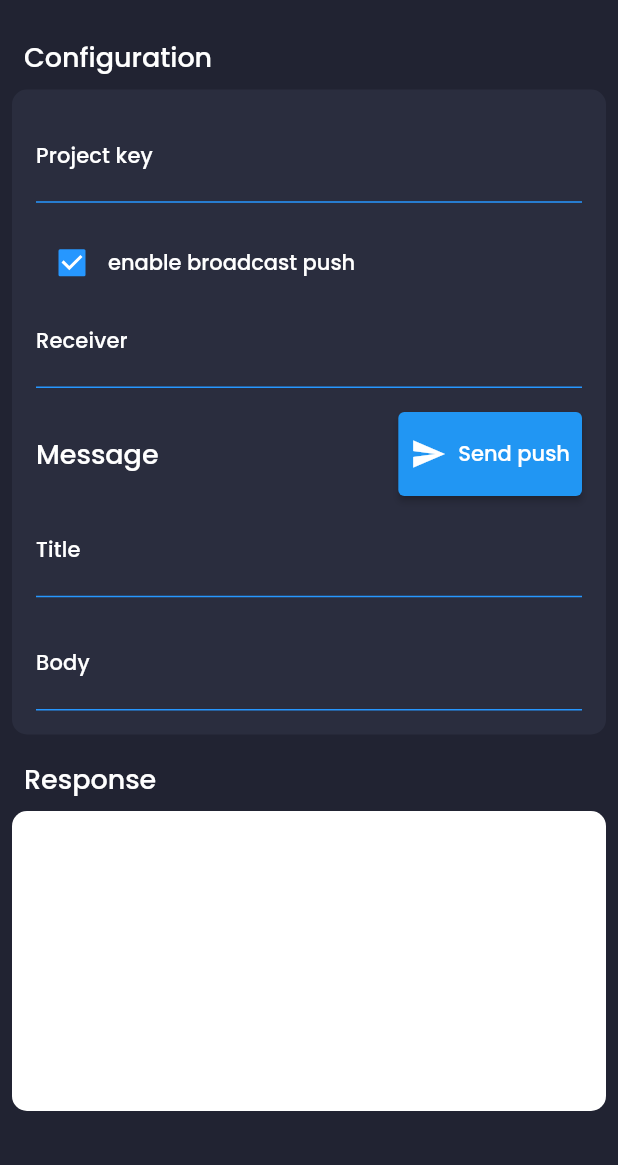
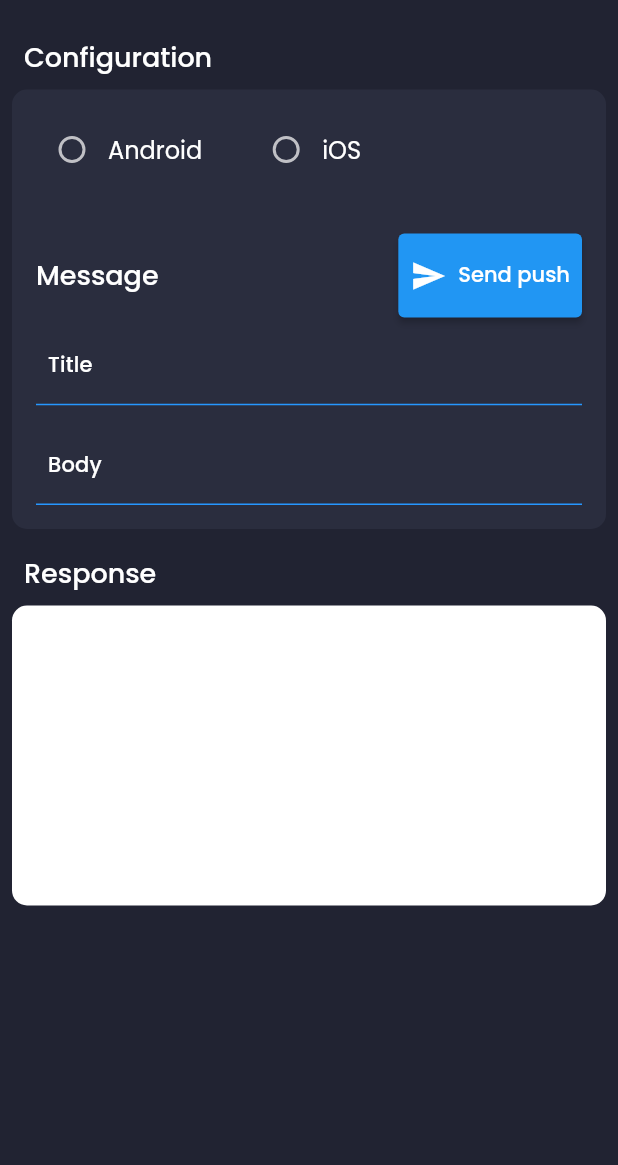
Before and after one commit to RuiMiguel/notification_pusher, a Flutter app: the screen it shows after launch, in the side drawer, after a tap on "Send push", on a phone screen of 412 x 824 dp, the part 71-1236 px from its top. Run offline on Flutter 3.47's test engine with Material 2 defaults, Android fonts, the phone set to English and light mode, and no system bars; our stand-ins replace bloc, equatable, flutter_bloc, google_fonts.

Commit message:
New: device bloc to select device os for receive messages

```diff
--- /dev/null
+++ b/lib/bloc/device/device_bloc.dart
@@ -0,0 +1,22 @@
+import 'dart:async';
+
+import 'package:bloc/bloc.dart';
+import 'package:equatable/equatable.dart';
+
+part 'device_event.dart';
+part 'device_state.dart';
+
+class DeviceBloc extends Bloc<DeviceEvent, DeviceState> {
+  DeviceBloc() : super(Uninitialized());
+
+  @override
+  Stream<DeviceState> mapEventToState(
+    DeviceEvent event,
+  ) async* {
+    if (event is SelectAndroid) {
+      yield Android();
+    } else if (event is SelectIOS) {
+      yield IOS();
+    }
+  }
+}
--- /dev/null
+++ b/lib/bloc/device/device_event.dart
@@ -0,0 +1,12 @@
+part of 'device_bloc.dart';
+
+abstract class DeviceEvent extends Equatable {
+  const DeviceEvent();
+
+  @override
+  List<Object> get props => [];
+}
+
+class SelectAndroid extends DeviceEvent {}
+
+class SelectIOS extends DeviceEvent {}
--- /dev/null
+++ b/lib/bloc/device/device_state.dart
@@ -0,0 +1,14 @@
+part of 'device_bloc.dart';
+
+abstract class DeviceState extends Equatable {
+  const DeviceState();
+
+  @override
+  List<Object> get props => [];
+}
+
+class Uninitialized extends DeviceState {}
+
+class Android extends DeviceState {}
+
+class IOS extends DeviceState {}
--- a/lib/dependency_injection.dart
+++ b/lib/dependency_injection.dart
@@ -1,17 +1,17 @@
 import 'package:flutter/material.dart';
 import 'package:flutter_bloc/flutter_bloc.dart';
 import 'package:provider/provider.dart';
+import 'package:pusher/bloc/device/device_bloc.dart';
 
 MultiProvider buildDependencyInjection({
   required Widget widget,
 }) {
-  return _buildDataInjection(
-    widget: _buildBlocInjection(
-      widget: widget,
-    ),
+  return _buildBlocInjection(
+    widget: widget,
   );
 }
 
+/*
 MultiRepositoryProvider _buildDataInjection({
   required Widget widget,
 }) {
@@ -20,12 +20,17 @@ MultiRepositoryProvider _buildDataInjection({
     child: widget,
   );
 }
+*/
 
 MultiBlocProvider _buildBlocInjection({
   required Widget widget,
 }) {
   return MultiBlocProvider(
-    providers: [],
+    providers: [
+      BlocProvider(
+        create: (context) => DeviceBloc(),
+      ),
+    ],
     child: widget,
   );
 }
--- a/lib/pusher_app.dart
+++ b/lib/pusher_app.dart
@@ -1,4 +1,5 @@
 import 'package:flutter/material.dart';
+import 'package:pusher/dependency_injection.dart';
 import 'package:pusher/styles/themes.dart';
 import 'package:pusher/ui/main/main_screen.dart';
 
@@ -7,11 +8,13 @@ class PusherApp extends StatelessWidget {
 
   @override
   Widget build(BuildContext context) {
-    return MaterialApp(
-      debugShowCheckedModeBanner: false,
-      title: "Flutter Desktop app",
-      theme: appThemeData(context),
-      home: MainScreen(),
+    return buildDependencyInjection(
+      widget: MaterialApp(
+        debugShowCheckedModeBanner: false,
+        title: "Flutter Desktop app",
+        theme: appThemeData(context),
+        home: const MainScreen(),
+      ),
     );
   }
 }
--- /dev/null
+++ b/lib/ui/dashboard/configuration/android_configuration_view copy.dart
@@ -0,0 +1,44 @@
+import 'package:flutter/material.dart';
+import 'package:pusher/styles/colors.dart';
+import 'package:pusher/ui/dashboard/input_field.dart';
+
+class AndroidConfigurationView extends StatelessWidget {
+  const AndroidConfigurationView({Key? key}) : super(key: key);
+
+  @override
+  Widget build(BuildContext context) {
+    return Column(
+      children: [
+        InputField(
+          hintText: "get your project key at Firebase Console",
+          labelText: "Project key",
+          onSubmit: (value) {},
+        ),
+        const SizedBox(
+          height: 16,
+        ),
+        Row(
+          children: [
+            Checkbox(
+              value: true,
+              activeColor: primaryColor,
+              onChanged: (changed) {},
+            ),
+            const Text(
+              "enable broadcast push",
+              style: TextStyle(
+                fontSize: 14,
+                fontWeight: FontWeight.w500,
+              ),
+            ),
+          ],
+        ),
+        InputField(
+          hintText: "set device token",
+          labelText: "Receiver",
+          onSubmit: (value) {},
+        ),
+      ],
+    );
+  }
+}
--- /dev/null
+++ b/lib/ui/dashboard/configuration/configuration_view.dart
@@ -0,0 +1,59 @@
+import 'package:flutter/material.dart';
+import 'package:pusher/styles/colors.dart';
+import 'package:pusher/ui/dashboard/configuration/device_selection_view.dart';
+import 'package:pusher/ui/dashboard/configuration/message_view.dart';
+import 'package:pusher/ui/dashboard/input_field.dart';
+
+class ConfigurationView extends StatelessWidget {
+  const ConfigurationView({
+    Key? key,
+  }) : super(key: key);
+
+  @override
+  Widget build(BuildContext context) {
+    return Column(
+      children: [
+        Row(
+          children: [
+            const Padding(
+              padding: EdgeInsets.all(8.0),
+              child: Text(
+                "Configuration",
+                style: TextStyle(
+                  fontSize: 18,
+                  fontWeight: FontWeight.w500,
+                ),
+              ),
+            ),
+          ],
+        ),
+        Row(
+          children: [
+            Expanded(
+              flex: 3,
+              child: Container(
+                padding: const EdgeInsets.all(16.0),
+                width: double.infinity,
+                decoration: const BoxDecoration(
+                  color: secondaryColor,
+                  borderRadius: BorderRadius.all(
+                    Radius.circular(10),
+                  ),
+                ),
+                child: Column(
+                  children: [
+                    DeviceSelectionView(),
+                    const SizedBox(
+                      height: 16,
+                    ),
+                    const MessageView(),
+                  ],
+                ),
+              ),
+            ),
+          ],
+        ),
+      ],
+    );
+  }
+}
--- /dev/null
+++ b/lib/ui/dashboard/configuration/device_selection_view.dart
@@ -0,0 +1,67 @@
+import 'package:flutter/material.dart';
+import 'package:flutter_bloc/flutter_bloc.dart';
+import 'package:pusher/bloc/device/device_bloc.dart';
+import 'package:pusher/styles/colors.dart';
+import 'package:pusher/ui/dashboard/configuration/android_configuration_view%20copy.dart';
+import 'package:pusher/ui/dashboard/configuration/ios_configuration_view.dart';
+
+enum DeviceOs { android, ios }
+
+class DeviceSelectionView extends StatelessWidget {
+  DeviceSelectionView({Key? key}) : super(key: key);
+
+  late DeviceBloc deviceBloc;
+  DeviceOs? _deviceOs;
+
+  @override
+  Widget build(BuildContext context) {
+    deviceBloc = BlocProvider.of<DeviceBloc>(context);
+
+    return BlocBuilder<DeviceBloc, DeviceState>(builder: (context, state) {
+      if (state is Android) _deviceOs = DeviceOs.android;
+      if (state is IOS) _deviceOs = DeviceOs.ios;
+
+      return Column(
+        children: [
+          Row(
+            mainAxisAlignment: MainAxisAlignment.start,
+            children: [
+              Radio(
+                value: DeviceOs.android,
+                groupValue: _deviceOs,
+                activeColor: primaryColor,
+                onChanged: (_) {
+                  deviceBloc.add(SelectAndroid());
+                },
+              ),
+              const Text(
+                'Android',
+                style: TextStyle(fontSize: 16.0),
+              ),
+              const SizedBox(
+                width: 32,
+              ),
+              Radio(
+                value: DeviceOs.ios,
+                groupValue: _deviceOs,
+                activeColor: primaryColor,
+                onChanged: (_) {
+                  deviceBloc.add(SelectIOS());
+                },
+              ),
+              const Text(
+                'iOS',
+                style: TextStyle(fontSize: 16.0),
+              ),
+            ],
+          ),
+          const SizedBox(
+            height: 16,
+          ),
+          if (state is Android) const AndroidConfigurationView(),
+          if (state is IOS) const IOSConfigurationView(),
+        ],
+      );
+    });
+  }
+}
--- /dev/null
+++ b/lib/ui/dashboard/configuration/ios_configuration_view.dart
@@ -0,0 +1,44 @@
+import 'package:flutter/material.dart';
+import 'package:pusher/styles/colors.dart';
+import 'package:pusher/ui/dashboard/input_field.dart';
+
+class IOSConfigurationView extends StatelessWidget {
+  const IOSConfigurationView({Key? key}) : super(key: key);
+
+  @override
+  Widget build(BuildContext context) {
+    return Column(
+      children: [
+        InputField(
+          hintText: "get your project key at Firebase Console",
+          labelText: "Project key",
+          onSubmit: (value) {},
+        ),
+        const SizedBox(
+          height: 16,
+        ),
+        Row(
+          children: [
+            Checkbox(
+              value: true,
+              activeColor: primaryColor,
+              onChanged: (changed) {},
+            ),
+            const Text(
+              "enable broadcast push",
+              style: TextStyle(
+                fontSize: 14,
+                fontWeight: FontWeight.w500,
+              ),
+            ),
+          ],
+        ),
+        InputField(
+          hintText: "set iOS device token",
+          labelText: "Receiver",
+          onSubmit: (value) {},
+        ),
+      ],
+    );
+  }
+}
--- /dev/null
+++ b/lib/ui/dashboard/configuration/message_view.dart
@@ -0,0 +1,51 @@
+import 'package:flutter/material.dart';
+import 'package:pusher/ui/dashboard/input_field.dart';
+
+class MessageView extends StatelessWidget {
+  const MessageView({Key? key}) : super(key: key);
+
+  @override
+  Widget build(BuildContext context) {
+    return Column(
+      children: [
+        Row(
+          mainAxisAlignment: MainAxisAlignment.spaceBetween,
+          children: [
+            const Text(
+              "Message",
+              style: TextStyle(
+                fontSize: 18,
+                fontWeight: FontWeight.w500,
+              ),
+            ),
+            ElevatedButton.icon(
+              onPressed: () {},
+              style: TextButton.styleFrom(
+                padding:
+                    const EdgeInsets.symmetric(horizontal: 8.0, vertical: 16.0),
+              ),
+              icon: const Icon(Icons.send),
+              label: const Text("Send push"),
+            ),
+          ],
+        ),
+        const SizedBox(
+          height: 8,
+        ),
+        InputField(
+          hintText: "title of the notification",
+          labelText: "Title",
+          onSubmit: (value) {},
+        ),
+        const SizedBox(
+          height: 16,
+        ),
+        InputField(
+          hintText: "body of the notification",
+          labelText: "Body",
+          onSubmit: (value) {},
+        ),
+      ],
+    );
+  }
+}
--- a/lib/ui/dashboard/configuration_view.dart
+++ /dev/null
@@ -1,121 +0,0 @@
-import 'package:flutter/material.dart';
-import 'package:pusher/styles/colors.dart';
-import 'package:pusher/ui/dashboard/input_field.dart';
-
-class ConfigurationView extends StatelessWidget {
-  const ConfigurationView({
-    Key? key,
-  }) : super(key: key);
-
-  @override
-  Widget build(BuildContext context) {
-    return Column(
-      children: [
-        Row(
-          children: [
-            const Padding(
-              padding: EdgeInsets.all(8.0),
-              child: Text(
-                "Configuration",
-                style: TextStyle(
-                  fontSize: 18,
-                  fontWeight: FontWeight.w500,
-                ),
-              ),
-            ),
-          ],
-        ),
-        Row(
-          children: [
-            Expanded(
-              flex: 3,
-              child: Container(
-                padding: const EdgeInsets.all(16.0),
-                width: double.infinity,
-                decoration: const BoxDecoration(
-                  color: secondaryColor,
-                  borderRadius: BorderRadius.all(
-                    Radius.circular(10),
-                  ),
-                ),
-                child: Column(
-                  children: [
-                    InputField(
-                      hintText: "hint",
-                      labelText: "Project key",
-                      onSubmit: (value) {},
-                    ),
-                    const SizedBox(
-                      height: 16,
-                    ),
-                    Row(
-                      children: [
-                        Checkbox(
-                          value: true,
-                          activeColor: primaryColor,
-                          onChanged: (changed) {},
-                        ),
-                        const Text(
-                          "enable broadcast push",
-                          style: TextStyle(
-                            fontSize: 14,
-                            fontWeight: FontWeight.w500,
-                          ),
-                        ),
-                      ],
-                    ),
-                    InputField(
-                      hintText: "device token",
-                      labelText: "Receiver",
-                      onSubmit: (value) {},
-                    ),
-                    const SizedBox(
-                      height: 16,
-                    ),
-                    Row(
-                      mainAxisAlignment: MainAxisAlignment.spaceBetween,
-                      children: [
-                        const Text(
-                          "Message",
-                          style: TextStyle(
-                            fontSize: 18,
-                            fontWeight: FontWeight.w500,
-                          ),
-                        ),
-                        ElevatedButton.icon(
-                          onPressed: () {},
-                          style: TextButton.styleFrom(
-                            padding: const EdgeInsets.symmetric(
-                                horizontal: 8.0, vertical: 16.0),
-                          ),
-                          icon: const Icon(Icons.send),
-                          label: const Text("Send push"),
-                        ),
-                      ],
-                    ),
-                    const SizedBox(
-                      height: 8,
-                    ),
-                    InputField(
-                      hintText: "title of the notification",
-                      labelText: "Title",
-                      onSubmit: (value) {},
-                    ),
-                    const SizedBox(
-                      height: 16,
-                    ),
-                    InputField(
-                      hintText: "body of the notification",
-                      labelText: "Body",
-                      onSubmit: (value) {},
-                    ),
-                  ],
-                ),
-              ),
-            ),
-          ],
-        ),
-      ],
-    );
-  }
-}
--- a/lib/ui/dashboard/dashboard_screen.dart
+++ b/lib/ui/dashboard/dashboard_screen.dart
@@ -1,5 +1,5 @@
 import 'package:flutter/material.dart';
-import 'package:pusher/ui/dashboard/configuration_view.dart';
+import 'package:pusher/ui/dashboard/configuration/configuration_view.dart';
 import 'package:pusher/ui/dashboard/header.dart';
 import 'package:pusher/ui/dashboard/response_view.dart';
 import 'package:pusher/ui/menu/side_menu.dart';
@@ -10,7 +10,7 @@ class DashboardScreen extends StatelessWidget {
   @override
   Widget build(BuildContext context) {
     return Scaffold(
-      drawer: SideMenu(),
+      drawer: const SideMenu(),
       body: SafeArea(
         child: SingleChildScrollView(
           padding: const EdgeInsets.all(8.0),
@@ -18,9 +18,9 @@ class DashboardScreen extends StatelessWidget {
             children: [
               const Header(),
               const SizedBox(height: 8.0),
-              ConfigurationView(),
+              const ConfigurationView(),
               const SizedBox(height: 8.0),
-              ResponseView(),
+              const ResponseView(),
             ],
           ),
         ),
--- a/lib/ui/dashboard/input_field.dart
+++ b/lib/ui/dashboard/input_field.dart
@@ -25,7 +25,11 @@ class InputField extends StatelessWidget {
       decoration: InputDecoration(
         hintText: hintText,
         labelText: labelText,
-        hintStyle: Theme.of(context).textTheme.subtitle2,
+        contentPadding: const EdgeInsets.all(8),
+        hintStyle: Theme.of(context)
+            .textTheme
+            .subtitle2
+            ?.copyWith(color: Colors.white54, fontSize: 12),
         labelStyle: Theme.of(context).textTheme.subtitle2,
         enabledBorder: const UnderlineInputBorder(
           borderSide: BorderSide(color: primaryColor),
```
